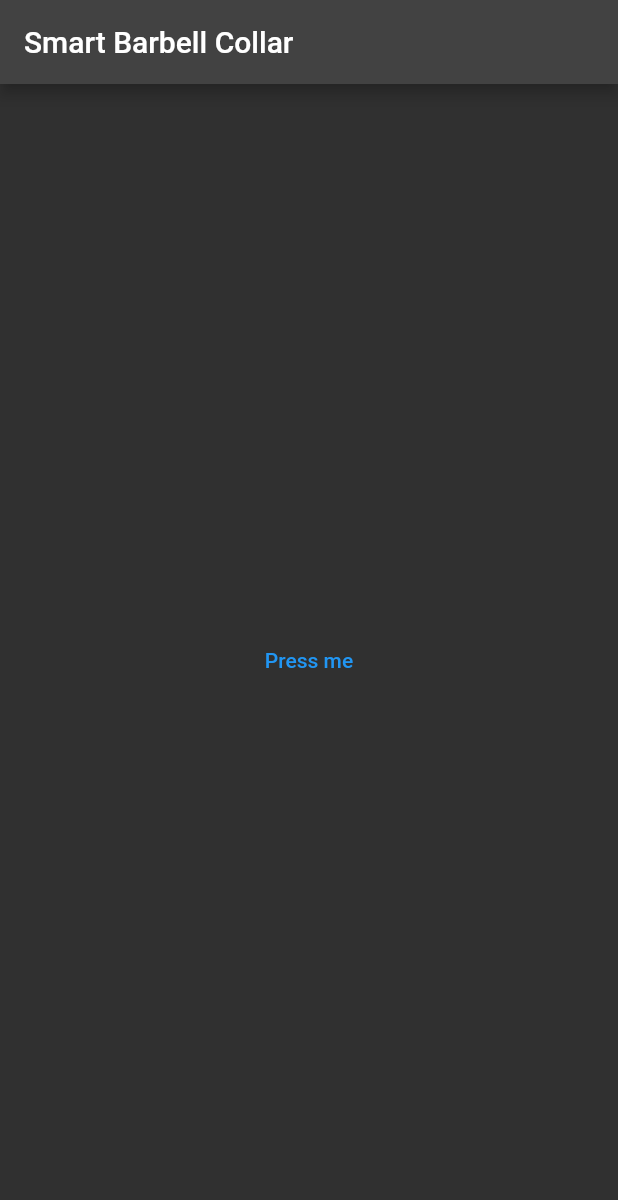
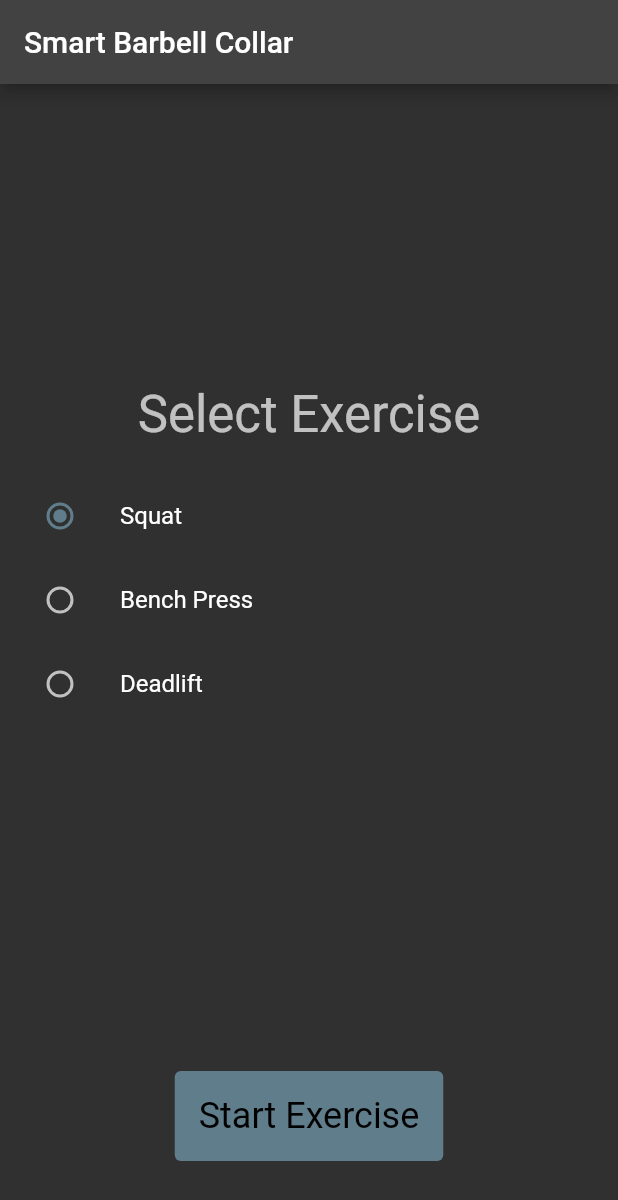
Before and after one commit to calexluke/smart_barbell_collar, a Flutter app: the screen it shows after launch, on a phone screen of 412 x 824 dp. Shown: the top 1200 px of the screen. Run offline on Flutter 3.47's test engine with Material 2 defaults, Android fonts, the phone set to English and light mode, and no system bars; our stand-ins replace sensors_plus, share_plus.

Commit message:
Add radio buttons to choose exercise

```diff
--- a/lib/home_view.dart
+++ b/lib/home_view.dart
@@ -1,7 +1,10 @@
 import 'package:flutter/material.dart';
 import 'sensor_view.dart';
+import 'constants.dart';
 
 // Home page - user selects exercise
+
+enum ExerciseType { squat, benchPress, deadlift }
 
 class HomeView extends StatefulWidget {
   const HomeView({super.key, required this.title});
@@ -13,6 +16,7 @@ class HomeView extends StatefulWidget {
 }
 
 class _HomeViewState extends State<HomeView> {
+  ExerciseType? _selectedExercise = ExerciseType.squat;
 
   @override
   Widget build(BuildContext context) {
@@ -24,7 +28,20 @@ class _HomeViewState extends State<HomeView> {
         child: Column(
           mainAxisAlignment: MainAxisAlignment.center,
           children: <Widget>[
-            TextButton(onPressed: () => {
+            const Spacer(),
+            Padding(
+              padding: const EdgeInsets.all(20),
+              child: Text("Select Exercise",
+                  style: Theme.of(context).textTheme.headline4),
+            ),
+            exerciseRadioRow(ExerciseType.squat, "Squat"),
+            exerciseRadioRow(ExerciseType.benchPress, "Bench Press"),
+            exerciseRadioRow(ExerciseType.deadlift, "Deadlift"),
+            const Spacer(),
+            Padding(
+                padding: const EdgeInsets.symmetric(vertical: 50),
+              child: TextButton(
+                onPressed: () => {
                 showModalBottomSheet(
                     isScrollControlled: true,
                     context: context,
@@ -37,7 +54,9 @@ class _HomeViewState extends State<HomeView> {
                     }
                 )
               },
-                child: Text("Press me"),
+                  child: Text("Start Exercise"),
+                  style: textButtonStyle(context),
+              ),
             )
 
           ],
@@ -45,4 +64,21 @@ class _HomeViewState extends State<HomeView> {
       ),
     );
   }
+
+  ListTile exerciseRadioRow(ExerciseType selection, String text) {
+    return ListTile(
+      title: Text(text),
+      leading: Radio<ExerciseType>(
+        activeColor: Theme.of(context).colorScheme.secondary,
+        value: selection,
+        groupValue: _selectedExercise,
+        onChanged: (ExerciseType? selection) {
+          setState(() {
+            _selectedExercise = selection;
+          });
+        },
+      ),
+    );
   }
+
+}
```
Lines whose indentation alone changed are shown as unchanged.
